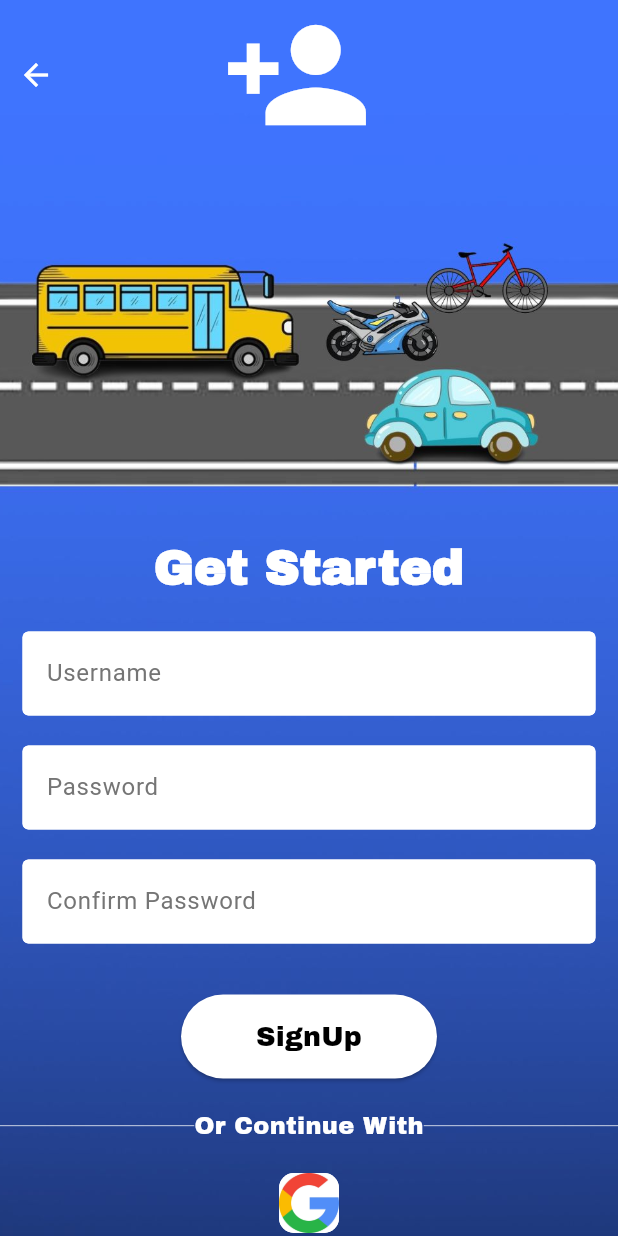
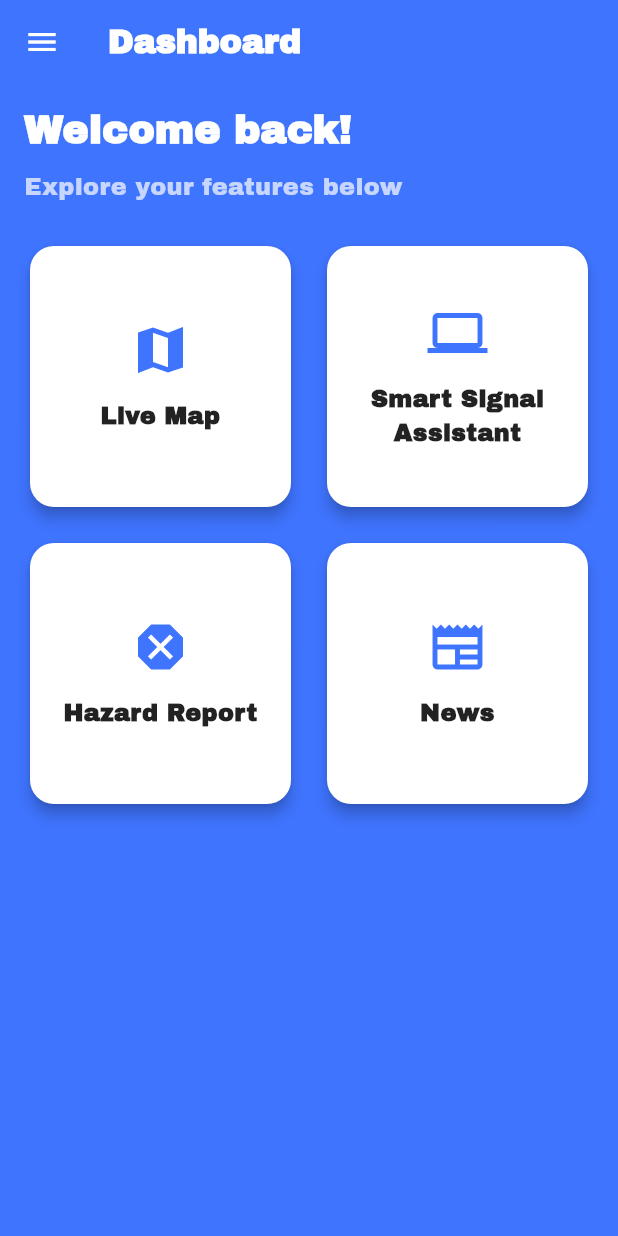
Before and after one commit to adibzqis/VHACK_2025, a Flutter app: the screen it shows after launch, after a tap on "Guest Mode", on a phone screen of 412 x 824 dp. Run offline on Flutter 3.47's test engine with Material 3 defaults, Android fonts, the light colour scheme and no system bars; our stand-ins replace google_fonts.

Commit message:
fourth commit

```diff
--- /dev/null
+++ b/lib/dashboardScreen/Dashboard.dart
@@ -0,0 +1,252 @@
+import 'package:flutter/material.dart';
+import 'package:google_fonts/google_fonts.dart';
+import '../loginScreen/welcome.dart';
+import 'LiveMap.dart';
+import 'SmartSignalAssistantScreen.dart';
+import 'HazardReportScreen.dart';
+import 'NewsScreen.dart';
+import 'SettingScreen.dart';
+
+void main() {
+  runApp(const DashboardApp());
+}
+
+class DashboardApp extends StatelessWidget {
+  const DashboardApp({super.key});
+
+  @override
+  Widget build(BuildContext context) {
+    return MaterialApp(
+      debugShowCheckedModeBanner: false,
+      title: 'Dashboard',
+      theme: ThemeData(
+        primarySwatch: Colors.blue,
+        primaryColor: const Color(0xFF3F74FF),
+        scaffoldBackgroundColor: const Color(0xFF3F74FF),
+        appBarTheme: const AppBarTheme(
+          backgroundColor: Color(0xFF3F74FF),
+          foregroundColor: Colors.white,
+        ),
+        textTheme: GoogleFonts.archivoBlackTextTheme(
+          Theme.of(context).textTheme,
+        ),
+      ),
+      home: const DashboardScreen(),
+    );
+  }
+}
+
+class DashboardScreen extends StatelessWidget {
+  const DashboardScreen({super.key});
+
+  @override
+  Widget build(BuildContext context) {
+    return Scaffold(
+      backgroundColor: const Color(0xFF3F74FF),
+      drawer: Drawer(
+        child: Container(
+          color: Colors.white,
+          child: ListView(
+            padding: EdgeInsets.zero,
+            children: [
+              const DrawerHeader(
+                decoration: BoxDecoration(color: Color(0xFF3F74FF)),
+                child: Text('Menu', style: TextStyle(color: Colors.white, fontSize: 24)),
+              ),
+              _buildDrawerItem(Icons.dashboard, 'Dashboard', () {
+                Navigator.pop(context);
+              }),
+              _buildDrawerItem(Icons.settings, 'Settings', () {
+                Navigator.pop(context);
+                Navigator.push(context, MaterialPageRoute(builder: (context) => const SettingScreen()));
+              }),
+              _buildDrawerItem(Icons.logout, 'Log Out', () {
+                Navigator.pop(context);
+                _showLogoutConfirmationDialog(context);
+              }),
+            ],
+          ),
+        ),
+      ),
+      appBar: AppBar(
+        title: const Text('Dashboard', style: TextStyle(fontSize: 22, fontWeight: FontWeight.bold)),
+        leading: Builder(
+          builder: (context) => IconButton(
+            icon: const Icon(Icons.menu),
+            onPressed: () => Scaffold.of(context).openDrawer(),
+          ),
+        ),
+      ),
+      body: Padding(
+        padding: const EdgeInsets.symmetric(horizontal: 16.0, vertical: 12),
+        child: Column(
+          crossAxisAlignment: CrossAxisAlignment.start,
+          children: [
+            const Text(
+              'Welcome back!',
+              style: TextStyle(
+                color: Colors.white,
+                fontSize: 26,
+                fontWeight: FontWeight.w600,
+              ),
+            ),
+            const SizedBox(height: 8),
+            const Text(
+              'Explore your features below',
+              style: TextStyle(
+                color: Colors.white70,
+                fontSize: 16,
+              ),
+            ),
+            const SizedBox(height: 24),
+            Expanded(
+              child: GridView.count(
+                crossAxisCount: 2,
+                crossAxisSpacing: 16,
+                mainAxisSpacing: 16,
+                children: [
+                  DashboardCard(
+                    title: 'Live Map',
+                    icon: Icons.map_sharp,
+                    onTap: () => Navigator.push(context, MaterialPageRoute(builder: (context) => const LiveMap())),
+                  ),
+                  DashboardCard(
+                    title: 'Smart Signal Assistant',
+                    icon: Icons.computer_outlined,
+                    onTap: () => Navigator.push(context, MaterialPageRoute(builder: (context) => const SmartSignalAssistantScreen())),
+                  ),
+                  DashboardCard(
+                    title: 'Hazard Report',
+                    icon: Icons.dangerous,
+                    onTap: () => Navigator.push(context, MaterialPageRoute(builder: (context) => const HazardReportScreen())),
+                  ),
+                  DashboardCard(
+                    title: 'News',
+                    icon: Icons.newspaper,
+                    onTap: () => Navigator.push(context, MaterialPageRoute(builder: (context) => const NewsScreen())),
+                  ),
+                ],
+              ),
+            ),
+          ],
+        ),
+      ),
+    );
+  }
+
+  Widget _buildDrawerItem(IconData icon, String title, VoidCallback onTap) {
+    return GestureDetector(
+      onTap: onTap,
+      child: Card(
+        elevation: 3,
+        margin: const EdgeInsets.symmetric(vertical: 8, horizontal: 16),
+        shape: RoundedRectangleBorder(borderRadius: BorderRadius.circular(12)),
+        child: Padding(
+          padding: const EdgeInsets.all(16.0),
+          child: Row(
+            children: [
+              Icon(icon, size: 28, color: const Color(0xFF3F74FF)),
+              const SizedBox(width: 12),
+              Text(
+                title,
+                style: const TextStyle(fontSize: 17, fontWeight: FontWeight.w600),
+              ),
+            ],
+          ),
+        ),
+      ),
+    );
+  }
+}
+
+class DashboardCard extends StatelessWidget {
+  final String title;
+  final IconData icon;
+  final VoidCallback onTap;
+
+  const DashboardCard({
+    super.key,
+    required this.title,
+    required this.icon,
+    required this.onTap,
+  });
+
+  @override
+  Widget build(BuildContext context) {
+    return GestureDetector(
+      onTap: onTap,
+      child: Card(
+        color: Colors.white,
+        elevation: 4,
+        shape: RoundedRectangleBorder(borderRadius: BorderRadius.circular(16)),
+        child: Padding(
+          padding: const EdgeInsets.all(20.0),
+          child: Column(
+            mainAxisAlignment: MainAxisAlignment.center,
+            children: [
+              Icon(icon, size: 40, color: const Color(0xFF3F74FF)),
+              const SizedBox(height: 12),
+              Text(
+                title,
+                textAlign: TextAlign.center,
+                style: const TextStyle(
+                  fontSize: 16,
+                  fontWeight: FontWeight.w600,
+                  color: Colors.black87,
+                ),
+              ),
+            ],
+          ),
+        ),
+      ),
+    );
+  }
+}
+
+class PlaceholderScreen extends StatelessWidget {
+  final String title;
+
+  const PlaceholderScreen({super.key, required this.title});
+
+  @override
+  Widget build(BuildContext context) {
+    return Scaffold(
+      appBar: AppBar(title: Text(title)),
+      body: Center(
+        child: Text(
+          'This is the $title screen',
+          style: const TextStyle(fontSize: 24),
+        ),
+      ),
+    );
+  }
+}
+
+void _showLogoutConfirmationDialog(BuildContext context) {
+  showDialog(
+    context: context,
+    builder: (BuildContext context) {
+      return AlertDialog(
+        title: const Text('Confirm Logout'),
+        content: const Text('Are you sure you want to log out?'),
+        actions: [
+          TextButton(
+            child: const Text('Cancel'),
+            onPressed: () => Navigator.of(context).pop(),
+          ),
+          TextButton(
+            child: const Text('Log Out'),
+            onPressed: () {
+              Navigator.of(context).pop();
+              Navigator.pushAndRemoveUntil(
+                context,
+                MaterialPageRoute(builder: (context) => const WelcomeScreen()),
+                    (route) => false,
+              );
+            },
+          ),
+        ],
+      );
+    },
+  );
+}
--- a/lib/screen/signin.dart
+++ b/lib/loginScreen/signin.dart
@@ -1,7 +1,7 @@
 import 'package:flutter/material.dart';
 import 'package:google_fonts/google_fonts.dart';
 import 'package:iotrafix/component/my_textfield.dart';
-import 'package:iotrafix/screen/welcome.dart';
+import 'package:iotrafix/loginScreen/welcome.dart';
 
 class SigninScreen extends StatelessWidget {
   SigninScreen({super.key});
--- a/lib/screen/signup.dart
+++ b/lib/loginScreen/signup.dart
@@ -1,7 +1,7 @@
 import 'package:flutter/material.dart';
 import 'package:google_fonts/google_fonts.dart';
 import 'package:iotrafix/component/my_textfield.dart';
-import 'package:iotrafix/screen/welcome.dart';
+import 'package:iotrafix/loginScreen/welcome.dart';
 
 class SignupScreen extends StatelessWidget {
    SignupScreen({super.key});
--- a/lib/screen/welcome.dart
+++ b/lib/loginScreen/welcome.dart
@@ -2,8 +2,9 @@
 
 import 'package:flutter/material.dart';
 import 'package:google_fonts/google_fonts.dart';
-import 'package:iotrafix/screen/signin.dart';
-import 'package:iotrafix/screen/signup.dart';
+import 'package:iotrafix/dashboardScreen/Dashboard.dart';
+import 'package:iotrafix/loginScreen/signin.dart';
+import 'package:iotrafix/loginScreen/signup.dart';
 
 class WelcomeScreen extends StatelessWidget {
   const WelcomeScreen({super.key});
@@ -141,7 +142,7 @@ class WelcomeScreen extends StatelessWidget {
                           onPressed: () {
                             Navigator.push(
                                 context,
-                                MaterialPageRoute(builder: (context) => SignupScreen()));
+                                MaterialPageRoute(builder: (context) => DashboardApp()));
                           },
                           child: Text(
                         'Guest Mode',
--- a/lib/main.dart
+++ b/lib/main.dart
@@ -1,5 +1,5 @@
 import 'package:flutter/material.dart';
-import 'package:iotrafix/screen/splash.dart';
+import 'package:iotrafix/loginScreen/splash.dart';
 
 void main() {
   runApp(const MyApp());
```
Also changed, not shown: lib/dashboardScreen/HazardReportScreen.dart (added, +19 -0 lines), lib/dashboardScreen/LiveMap.dart (added, +19 -0 lines), lib/dashboardScreen/NewsScreen.dart (added, +19 -0 lines), lib/dashboardScreen/SettingScreen.dart (added, +19 -0 lines), lib/dashboardScreen/SmartSignalAssistantScreen.dart (added, +19 -0 lines), lib/loginScreen/forget_password.dart (added), lib/loginScreen/splash.dart (renamed from lib/screen/splash.dart), 4 other files.
